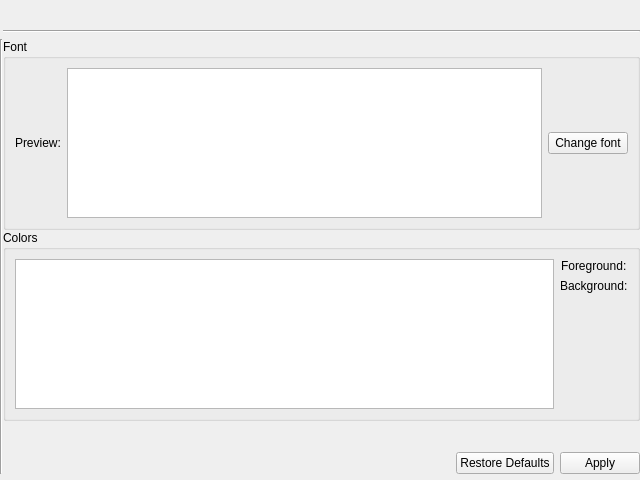
snip89/wsnsim-postprocessor, file ui/abstracttextappearancecolorsandfontssettings.ui: the form before one commit.
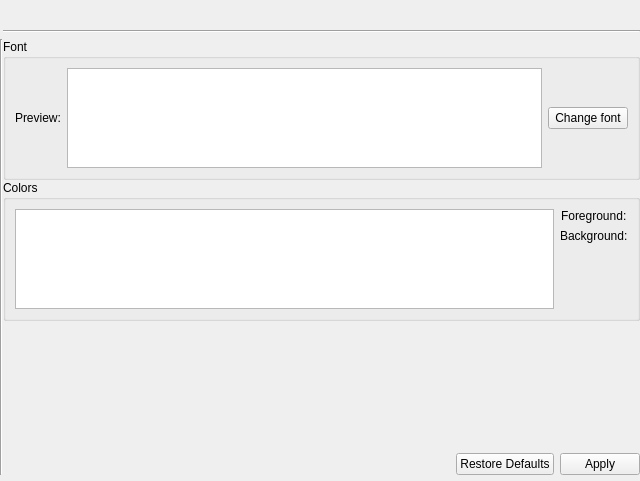
The form after the commit.

Commit message: preview frames size changed in colors and fonts

Diff of the .ui file:
```diff
--- a/ui/abstracttextappearancecolorsandfontssettings.ui
+++ b/ui/abstracttextappearancecolorsandfontssettings.ui
@@ -7,7 +7,7 @@
     <x>0</x>
     <y>0</y>
     <width>640</width>
-    <height>480</height>
+    <height>481</height>
    </rect>
   </property>
   <property name="windowTitle">
@@ -121,7 +121,7 @@
             <property name="maximumSize">
              <size>
               <width>16777215</width>
-              <height>150</height>
+              <height>100</height>
              </size>
             </property>
             <property name="textInteractionFlags">
@@ -179,7 +179,7 @@
             <property name="maximumSize">
              <size>
               <width>16777215</width>
-              <height>150</height>
+              <height>100</height>
              </size>
             </property>
            </widget>
```
